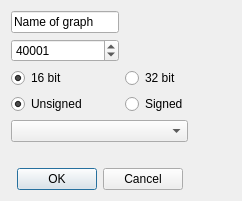
The window that src/dialogs/addregisterdialog.ui (ModbusScope/ModbusScope) describes before a commit, drawn with Qt 5.
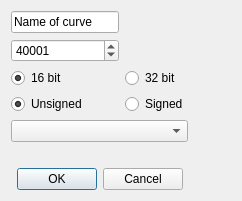
The same window after the commit.

Commit message: Rename graph to curve

```diff
--- a/src/dialogs/addregisterdialog.ui
+++ b/src/dialogs/addregisterdialog.ui
@@ -30,7 +30,7 @@
    <item row="1" column="0">
     <widget class="QLineEdit" name="lineName">
      <property name="text">
-      <string>Name of graph</string>
+      <string>Name of curve</string>
      </property>
     </widget>
    </item>
```
